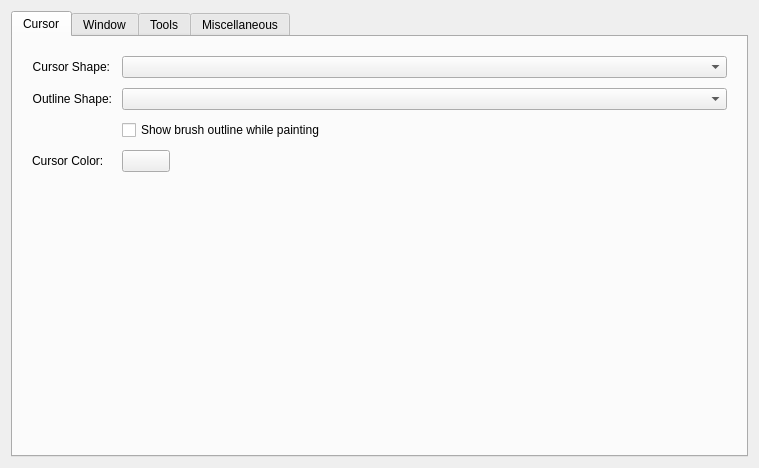
Above: libs/ui/forms/wdggeneralsettings.ui from KDE/krita before the change. Below: the same form after it.
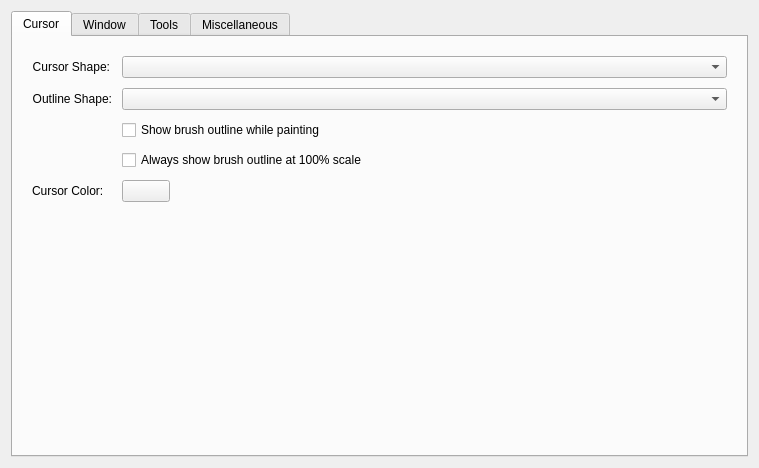
That is the form after the change. Custom widgets are drawn as their Qt base class.

Commit message:
FEATURE: Force brush outline to be always painted at 100% size
Use special checkbox in General tab to configure that

The edit to the form file:
```diff
--- a/libs/ui/forms/wdggeneralsettings.ui
+++ b/libs/ui/forms/wdggeneralsettings.ui
@@ -113,14 +113,14 @@
            </property>
           </widget>
          </item>
-         <item row="3" column="0">
+         <item row="4" column="0">
           <widget class="QLabel" name="label_11">
            <property name="text">
             <string>Cursor Color:</string>
            </property>
           </widget>
          </item>
-         <item row="3" column="1">
+         <item row="4" column="1">
           <widget class="KisColorButton" name="cursorColorBtutton">
            <property name="maximumSize">
             <size>
@@ -133,6 +133,13 @@
            </property>
           </widget>
          </item>
+         <item row="3" column="1">
+          <widget class="QCheckBox" name="m_forceFullSizedBrushOutline">
+           <property name="text">
+            <string>Always show brush outline at 100% scale</string>
+           </property>
+          </widget>
+         </item>
         </layout>
        </item>
        <item row="2" column="0">
```
The commit also changes 26 other files.
